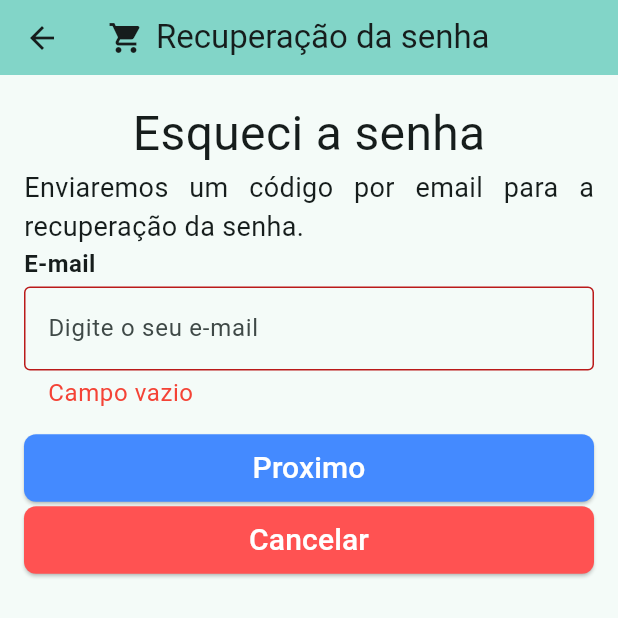
After one commit to otaviohenrique1/app_compras, a Flutter app: the Recuperacao screen opened directly, after a tap on "Proximo", on a phone screen of 412 x 824 dp, the top half of it. The commit adds this screen. Run offline on Flutter 3.47's test engine with Material 2 defaults, Android fonts, the phone set to English and light mode, and no system bars; our stand-ins replace mask_text_input_formatter.

Commit message:
Commit 15

```diff
--- a/lib/pages/novo_usuario.dart
+++ b/lib/pages/novo_usuario.dart
@@ -1,4 +1,3 @@
-import 'package:app_compras/utils/validators.dart';
 import 'package:flutter/material.dart';
 import 'package:app_compras/components/botao.dart';
 import 'package:app_compras/utils/helpers.dart';
@@ -22,13 +21,17 @@ class _NovoUsuarioState extends State<NovoUsuario> {
   final _celularController = TextEditingController();
   final _cpfController = TextEditingController();
 
-  final _numeroTelefoneFormatter = mascaraNumerica('(##)#####-####');
-  final _numeroCelularFormatter = mascaraNumerica('###.###.###-##');
+  final _numeroCelularFormatter = mascaraNumerica('(##)#####-####');
+  final _numeroCPFFormatter = mascaraNumerica('###.###.###-##');
 
   @override
   void dispose() {
+    _nomeController.dispose();
     _emailController.dispose();
     _senhaController.dispose();
+    _repitaSenhaController.dispose();
+    _celularController.dispose();
+    _cpfController.dispose();
     super.dispose();
   }
 
@@ -88,6 +91,8 @@ class _NovoUsuarioState extends State<NovoUsuario> {
                   validator: (value) {
                     if (value == null || value.isEmpty) {
                       return "Campo vazio";
+                    } else if (value.length <= 8) {
+                      return "Senha tem que ter 8 ou mais caracteres";
                     }
                     return null;
                   },
@@ -105,6 +110,8 @@ class _NovoUsuarioState extends State<NovoUsuario> {
                   validator: (value) {
                     if (value == null || value.isEmpty) {
                       return "Campo vazio";
+                    } else if (value.length < 8) {
+                      return "Senha tem que ter 8 ou mais caracteres";
                     } else if (value != _senhaController.text) {
                       return "As senhas digitadas não coincidem";
                     }
@@ -118,7 +125,7 @@ class _NovoUsuarioState extends State<NovoUsuario> {
                 padding: const EdgeInsets.only(bottom: 16),
                 campo: CampoTexto(
                   controller: _celularController,
-                  inputFormatters: [_numeroCelularFormatter],
+                  inputFormatters: [_numeroCPFFormatter],
                   hintText: "(##)#####-####",
                   keyboardType: TextInputType.number,
                   validator: (value) {
@@ -135,7 +142,7 @@ class _NovoUsuarioState extends State<NovoUsuario> {
                 padding: const EdgeInsets.only(bottom: 32),
                 campo: CampoTexto(
                   controller: _cpfController,
-                  inputFormatters: [_numeroTelefoneFormatter],
+                  inputFormatters: [_numeroCelularFormatter],
                   hintText: "###.###.###-##",
                   keyboardType: TextInputType.number,
                   validator: (value) {
--- /dev/null
+++ b/lib/pages/recuperacao.dart
@@ -0,0 +1,84 @@
+import 'package:flutter/material.dart';
+import 'package:app_compras/components/botao.dart';
+import 'package:app_compras/components/campo_texto.dart';
+import 'package:app_compras/components/header.dart';
+import 'package:app_compras/components/label_campo.dart';
+
+class Recuperacao extends StatefulWidget {
+  const Recuperacao({super.key});
+
+  @override
+  State<Recuperacao> createState() => _RecuperacaoState();
+}
+
+class _RecuperacaoState extends State<Recuperacao> {
+  final formKey = GlobalKey<FormState>();
+  final _emailController = TextEditingController();
+
+  @override
+  void dispose() {
+    _emailController.dispose();
+    super.dispose();
+  }
+
+  @override
+  Widget build(BuildContext context) {
+    return Scaffold(
+      appBar: const Header(titulo: "Recuperação da senha"),
+      body: Padding(
+        padding: const EdgeInsets.all(16),
+        child: Form(
+          key: formKey,
+          child: ListView(
+            children: [
+              const Center(
+                child: Text("Esqueci a senha", style: TextStyle(fontSize: 32)),
+              ),
+              const Center(
+                child: Text(
+                  "Enviaremos um código por email para a recuperação da senha.",
+                  style: TextStyle(fontSize: 18),
+                  textAlign: TextAlign.justify,
+                ),
+              ),
+              LabelCampo(
+                titulo: "E-mail",
+                exibeTitulo: true,
+                padding: const EdgeInsets.only(bottom: 16),
+                campo: CampoTexto(
+                  controller: _emailController,
+                  hintText: "Digite o seu e-mail",
+                  keyboardType: TextInputType.emailAddress,
+                  validator: (value) {
+                    if (value == null || value.isEmpty) {
+                      return "Campo vazio";
+                    } else if (!RegExp(r'@').hasMatch(value)) {
+                      return "Email invalido";
+                    }
+                    return null;
+                  },
+                ),
+              ),
+              Botao(
+                backgroundColor: Colors.blueAccent,
+                label: "Proximo",
+                fontColor: Colors.white,
+                fontSize: 20,
+                onPressed: () {
+                  if (formKey.currentState!.validate()) {}
+                },
+              ),
+              Botao(
+                backgroundColor: Colors.redAccent,
+                label: "Cancelar",
+                fontColor: Colors.white,
+                fontSize: 20,
+                onPressed: () {},
+              ),
+            ],
+          ),
+        ),
+      ),
+    );
+  }
+}
```
